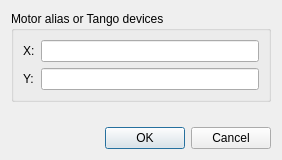
First picture: the form in lavuelib/ui/TakeMotorsDialog.ui, repository syncope/lavue, before the edit.
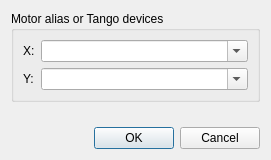
Second picture: the form after the edit.

```diff
--- a/lavuelib/ui/TakeMotorsDialog.ui
+++ b/lavuelib/ui/TakeMotorsDialog.ui
@@ -6,7 +6,7 @@
    <rect>
     <x>0</x>
     <y>0</y>
-    <width>282</width>
+    <width>271</width>
     <height>160</height>
    </rect>
   </property>
@@ -33,14 +33,7 @@
              <string>X:</string>
             </property>
             <property name="buddy">
-             <cstring>xLineEdit</cstring>
-            </property>
-           </widget>
-          </item>
-          <item row="0" column="1">
-           <widget class="QLineEdit" name="xLineEdit">
-            <property name="toolTip">
-             <string>Tango device or alias of x-motor</string>
+             <cstring>xComboBox</cstring>
             </property>
            </widget>
           </item>
@@ -53,14 +46,39 @@
              <string>Y:</string>
             </property>
             <property name="buddy">
-             <cstring>yLineEdit</cstring>
+             <cstring>yComboBox</cstring>
+            </property>
+           </widget>
+          </item>
+          <item row="0" column="1">
+           <widget class="QComboBox" name="xComboBox">
+            <property name="sizePolicy">
+             <sizepolicy hsizetype="Expanding" vsizetype="Fixed">
+              <horstretch>0</horstretch>
+              <verstretch>0</verstretch>
+             </sizepolicy>
+            </property>
+            <property name="toolTip">
+             <string>&lt;html&gt;&lt;head/&gt;&lt;body&gt;&lt;p&gt;Tango device or alias of x-motor&lt;/p&gt;&lt;/body&gt;&lt;/html&gt;</string>
+            </property>
+            <property name="editable">
+             <bool>true</bool>
             </property>
            </widget>
           </item>
           <item row="1" column="1">
-           <widget class="QLineEdit" name="yLineEdit">
+           <widget class="QComboBox" name="yComboBox">
+            <property name="sizePolicy">
+             <sizepolicy hsizetype="Expanding" vsizetype="Fixed">
+              <horstretch>0</horstretch>
+              <verstretch>0</verstretch>
+             </sizepolicy>
+            </property>
             <property name="toolTip">
-             <string>Tango device or alias of y-motor</string>
+             <string>&lt;html&gt;&lt;head/&gt;&lt;body&gt;&lt;p&gt;Tango device or alias of y-motor&lt;/p&gt;&lt;/body&gt;&lt;/html&gt;</string>
+            </property>
+            <property name="editable">
+             <bool>true</bool>
             </property>
            </widget>
           </item>
```
Left out of the diff: 17 changed lines with no effect on the pictures.
